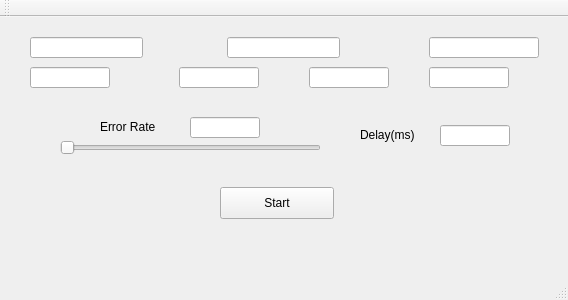
Jeffrey-Chou/C7005-Project, file C7005_Network/network.ui: the form before one commit.
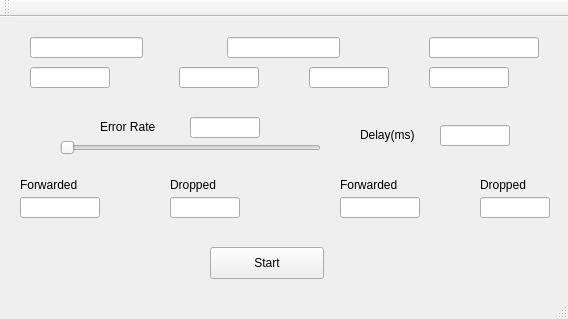
The form after the commit.

Diff of the .ui file:
```diff
--- a/C7005_Network/network.ui
+++ b/C7005_Network/network.ui
@@ -7,7 +7,7 @@
     <x>0</x>
     <y>0</y>
     <width>568</width>
-    <height>300</height>
+    <height>319</height>
    </rect>
   </property>
   <property name="windowTitle">
@@ -169,8 +169,8 @@
    <widget class="QPushButton" name="pushButton">
     <property name="geometry">
      <rect>
-      <x>220</x>
-      <y>170</y>
+      <x>210</x>
+      <y>230</y>
       <width>114</width>
       <height>32</height>
      </rect>
@@ -202,6 +202,98 @@
      </rect>
     </property>
    </widget>
+   <widget class="QLabel" name="label">
+    <property name="geometry">
+     <rect>
+      <x>20</x>
+      <y>160</y>
+      <width>70</width>
+      <height>16</height>
+     </rect>
+    </property>
+    <property name="text">
+     <string>Forwarded</string>
+    </property>
+   </widget>
+   <widget class="QLabel" name="label_2">
+    <property name="geometry">
+     <rect>
+      <x>170</x>
+      <y>160</y>
+      <width>59</width>
+      <height>16</height>
+     </rect>
+    </property>
+    <property name="text">
+     <string>Dropped</string>
+    </property>
+   </widget>
+   <widget class="QLabel" name="label_3">
+    <property name="geometry">
+     <rect>
+      <x>340</x>
+      <y>160</y>
+      <width>70</width>
+      <height>16</height>
+     </rect>
+    </property>
+    <property name="text">
+     <string>Forwarded</string>
+    </property>
+   </widget>
+   <widget class="QLabel" name="label_4">
+    <property name="geometry">
+     <rect>
+      <x>480</x>
+      <y>160</y>
+      <width>59</width>
+      <height>16</height>
+     </rect>
+    </property>
+    <property name="text">
+     <string>Dropped</string>
+    </property>
+   </widget>
+   <widget class="QLineEdit" name="lineEdit_toMac02F">
+    <property name="geometry">
+     <rect>
+      <x>20</x>
+      <y>180</y>
+      <width>80</width>
+      <height>21</height>
+     </rect>
+    </property>
+   </widget>
+   <widget class="QLineEdit" name="lineEdit_toMac02D">
+    <property name="geometry">
+     <rect>
+      <x>170</x>
+      <y>180</y>
+      <width>70</width>
+      <height>21</height>
+     </rect>
+    </property>
+   </widget>
+   <widget class="QLineEdit" name="lineEdit_toMac01F">
+    <property name="geometry">
+     <rect>
+      <x>340</x>
+      <y>180</y>
+      <width>80</width>
+      <height>21</height>
+     </rect>
+    </property>
+   </widget>
+   <widget class="QLineEdit" name="lineEdit_toMac01D">
+    <property name="geometry">
+     <rect>
+      <x>480</x>
+      <y>180</y>
+      <width>70</width>
+      <height>21</height>
+     </rect>
+    </property>
+   </widget>
   </widget>
   <widget class="QMenuBar" name="menuBar">
    <property name="geometry">
```
Left out of the diff: 2 changed lines with no effect on the pictures.
